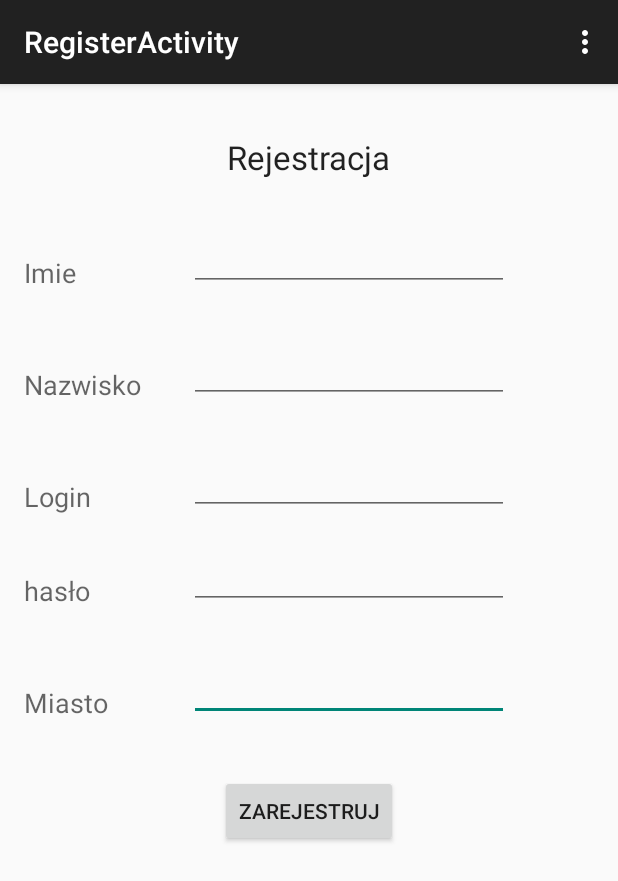
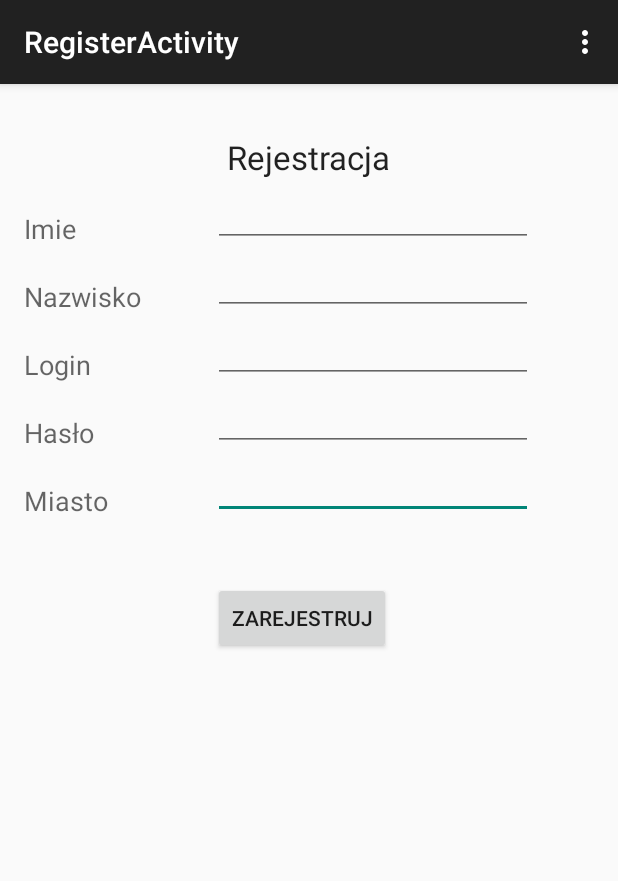
Before and after one commit to trzewa/BandRider, an Android app: the RegisterActivity screen opened directly, with no data from a screen before it, on a phone screen of 412 x 824 dp. Shown: the top 881 px of the screen. Run offline under Robolectric (Android 15) with nearby library versions, the phone set to English and light mode, and no system bars.

Commit message:
Poprawa layout Register

```diff
--- a/app/src/main/res/layout/activity_register.xml
+++ b/app/src/main/res/layout/activity_register.xml
@@ -20,20 +20,20 @@
         android:id="@+id/textView2"
         android:layout_width="wrap_content"
         android:layout_height="wrap_content"
+        android:text="Imie"
+        android:textAppearance="?android:attr/textAppearanceMedium"
+        android:layout_alignBottom="@+id/editTextName"
         android:layout_alignParentLeft="true"
-        android:layout_below="@+id/textView1"
-        android:layout_marginTop="50dp"
-        android:text="Imie"
-        android:textAppearance="?android:attr/textAppearanceMedium" />
+        android:layout_alignParentStart="true" />
 
     <EditText
         android:id="@+id/editTextName"
         android:layout_width="wrap_content"
         android:layout_height="wrap_content"
         android:ems="10"
-        android:layout_above="@+id/textView3"
-        android:layout_alignLeft="@+id/editTextSurname"
-        android:layout_alignStart="@+id/editTextSurname">
+        android:layout_below="@+id/textView1"
+        android:layout_alignLeft="@+id/buttonRejestruj"
+        android:layout_alignStart="@+id/buttonRejestruj">
 
         <requestFocus />
     </EditText>
@@ -42,43 +42,42 @@
         android:id="@+id/textView3"
         android:layout_width="wrap_content"
         android:layout_height="wrap_content"
+        android:text="Nazwisko"
+        android:textAppearance="?android:attr/textAppearanceMedium"
+        android:layout_alignBottom="@+id/editTextSurname"
         android:layout_alignParentLeft="true"
-        android:layout_below="@+id/textView2"
-        android:layout_marginTop="50dp"
-        android:text="Nazwisko"
-        android:textAppearance="?android:attr/textAppearanceMedium" />
+        android:layout_alignParentStart="true" />
 
-         <EditText
+    <EditText
         android:id="@+id/editTextSurname"
         android:layout_width="wrap_content"
         android:layout_height="wrap_content"
-        android:layout_alignBottom="@+id/textView3"
-        android:layout_marginLeft="32dp"
-        android:layout_toRightOf="@+id/textView3"
-        android:ems="10" >
+             android:ems="10"
+        android:layout_below="@+id/textView2"
+        android:layout_alignLeft="@+id/editTextName"
+        android:layout_alignStart="@+id/editTextName">
 
         <requestFocus />
     </EditText>
-
 
     <TextView
         android:id="@+id/textView4"
         android:layout_width="wrap_content"
         android:layout_height="wrap_content"
+        android:text="Login"
+        android:textAppearance="?android:attr/textAppearanceMedium"
+        android:layout_alignBottom="@+id/editTextNick"
         android:layout_alignParentLeft="true"
-        android:layout_below="@+id/textView3"
-        android:layout_marginTop="50dp"
-        android:text="Login"
-        android:textAppearance="?android:attr/textAppearanceMedium" />
+        android:layout_alignParentStart="true" />
 
     <EditText
         android:id="@+id/editTextNick"
         android:layout_width="wrap_content"
         android:layout_height="wrap_content"
         android:ems="10"
-        android:layout_alignBottom="@+id/textView4"
-        android:layout_alignLeft="@+id/editTextSurname"
-        android:layout_alignStart="@+id/editTextSurname">
+        android:layout_below="@+id/textView3"
+        android:layout_alignLeft="@+id/editTextPass"
+        android:layout_alignStart="@+id/editTextPass">
 
         <requestFocus />
     </EditText>
@@ -87,11 +86,11 @@
         android:id="@+id/textView5"
         android:layout_width="wrap_content"
         android:layout_height="wrap_content"
-        android:layout_alignLeft="@+id/textView4"
-        android:layout_below="@+id/textView4"
-        android:layout_marginTop="38dp"
-        android:text="hasło"
-        android:textAppearance="?android:attr/textAppearanceMedium" />
+        android:text="Hasło"
+        android:textAppearance="?android:attr/textAppearanceMedium"
+        android:layout_alignBottom="@+id/editTextPass"
+        android:layout_alignParentLeft="true"
+        android:layout_alignParentStart="true" />
 
     <EditText
         android:id="@+id/editTextPass"
@@ -99,41 +98,44 @@
         android:layout_height="wrap_content"
         android:ems="10"
         android:inputType="textPassword"
-        android:layout_alignBottom="@+id/textView5"
-        android:layout_alignLeft="@+id/editTextNick"
-        android:layout_alignStart="@+id/editTextNick" />
+        android:layout_below="@+id/editTextNick"
+        android:layout_alignLeft="@+id/editTextSurname"
+        android:layout_alignStart="@+id/editTextSurname" />
 
     <TextView
         android:id="@+id/textView6"
         android:layout_width="wrap_content"
         android:layout_height="wrap_content"
+        android:text="Miasto"
+        android:textAppearance="?android:attr/textAppearanceMedium"
+        android:layout_alignBottom="@+id/editTextCity"
         android:layout_alignParentLeft="true"
-        android:layout_below="@+id/textView5"
-        android:layout_marginTop="50dp"
-        android:text="Miasto"
-        android:textAppearance="?android:attr/textAppearanceMedium" />
+        android:layout_alignParentStart="true" />
 
     <EditText
         android:id="@+id/editTextCity"
         android:layout_width="wrap_content"
         android:layout_height="wrap_content"
         android:ems="10"
-        android:layout_alignBottom="@+id/textView6"
+        android:layout_below="@+id/textView5"
         android:layout_alignLeft="@+id/editTextPass"
         android:layout_alignStart="@+id/editTextPass">
 
         <requestFocus />
     </EditText>
 
+
     <Button
         android:id="@+id/buttonRejestruj"
         android:layout_width="wrap_content"
         android:layout_height="wrap_content"
-        android:layout_marginTop="36dp"
         android:onClick="login"
         android:text="Zarejestruj"
+        android:layout_gravity="center"
+        android:layout_marginTop="42dp"
         android:layout_below="@+id/editTextCity"
-        android:layout_centerHorizontal="true" />
+        android:layout_alignRight="@+id/textView1"
+        android:layout_alignEnd="@+id/textView1" />
 
 
 </RelativeLayout>
```
Also changed, not shown: 2 other files.
